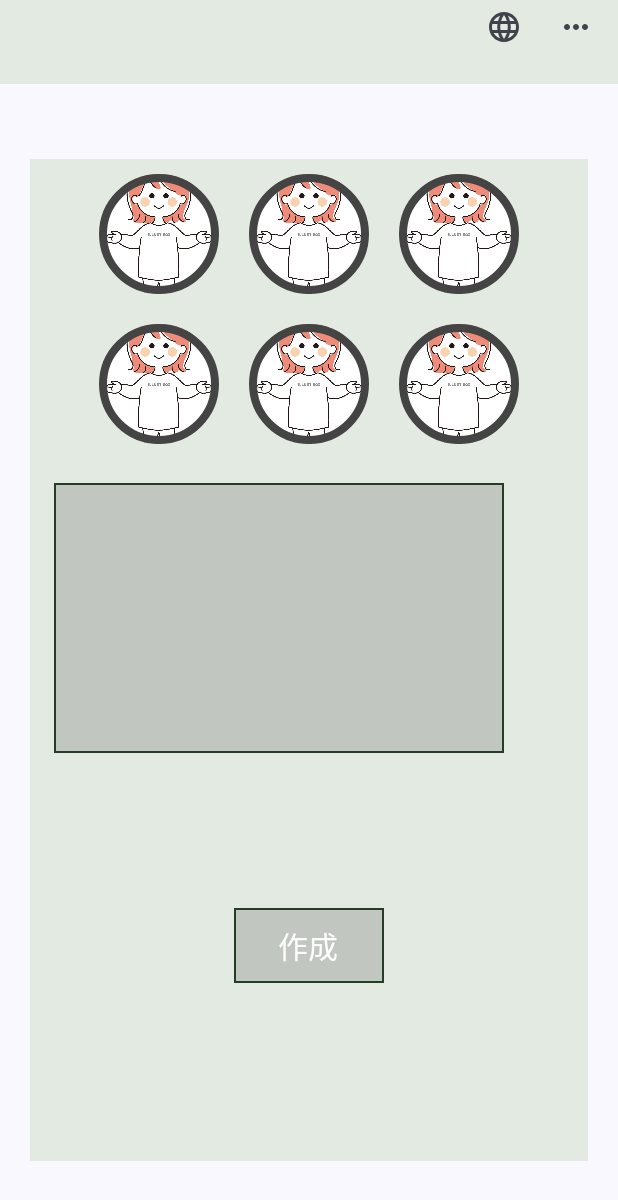
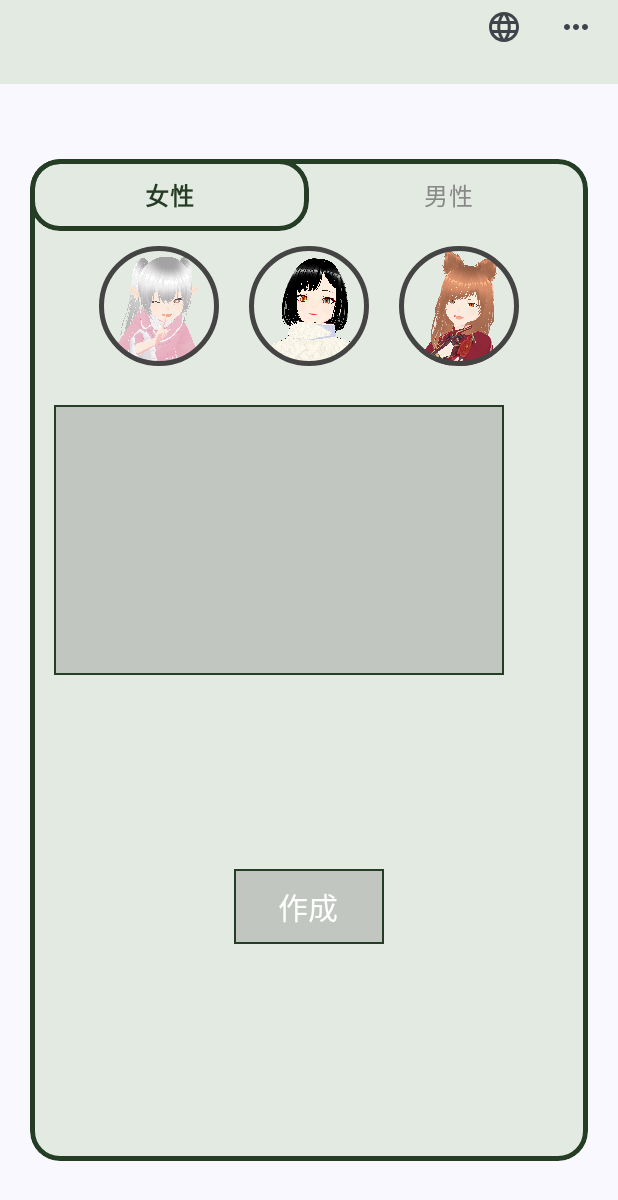
Before and after one commit to ko-tarou/AIVY, an Android app built with Jetpack Compose: the SelectPage screen opened through its navigation route, on a phone screen of 412 x 824 dp. Shown: the top 1200 px of the screen. Run offline under Robolectric (Android 15) with nearby library versions, the phone set to English and light mode, and no system bars; our stand-ins replace Firebase (no records; nobody signed in at launch, a user with empty details on screens opened directly), accompanist; libraries missing offline, so code that uses them is left out: com.google.ai.client.

Commit message:
画像の追加とUIの精緻

```diff
--- a/app/src/main/java/com/websarva/wings/android/aivy/ui/SelectPage.kt
+++ b/app/src/main/java/com/websarva/wings/android/aivy/ui/SelectPage.kt
@@ -1,11 +1,13 @@
 package com.websarva.wings.android.aivy.ui
 
 import androidx.compose.foundation.background
+import androidx.compose.foundation.border
 import androidx.compose.foundation.layout.Arrangement
 import androidx.compose.foundation.layout.Column
 import androidx.compose.foundation.layout.fillMaxSize
 import androidx.compose.foundation.layout.offset
 import androidx.compose.foundation.layout.padding
+import androidx.compose.foundation.shape.RoundedCornerShape
 import androidx.compose.material.icons.Icons
 import androidx.compose.material.icons.filled.Language
 import androidx.compose.material.icons.filled.MoreHoriz
@@ -16,6 +18,7 @@ import androidx.compose.material3.Text
 import androidx.compose.runtime.Composable
 import androidx.compose.ui.Alignment
 import androidx.compose.ui.Modifier
+import androidx.compose.ui.draw.clip
 import androidx.compose.ui.unit.dp
 import androidx.navigation.NavController
 import com.websarva.wings.android.aivy.ui.SelectPageParts.CreateButton
@@ -23,6 +26,7 @@ import com.websarva.wings.android.aivy.ui.SelectPageParts.DetailsInput
 import com.websarva.wings.android.aivy.ui.SelectPageParts.PeopleSelect
 import com.websarva.wings.android.aivy.ui.SelectPageParts.SelectHeader
 import com.websarva.wings.android.aivy.ui.common.HeaderCommon
+import com.websarva.wings.android.aivy.ui.theme.DatailsColor
 import com.websarva.wings.android.aivy.ui.theme.HeaderColor
 
 @Composable
@@ -39,6 +43,8 @@ fun SelectPage(navController: NavController){
                 verticalArrangement = Arrangement.Center,
                 modifier = Modifier
                     .fillMaxSize()
+                    .clip(RoundedCornerShape(20.dp))
+                    .border(3.dp, DatailsColor, RoundedCornerShape(20.dp))
                     .background(HeaderColor)
             ){
                 PeopleSelect()
--- a/app/src/main/java/com/websarva/wings/android/aivy/ui/SelectPageParts/PeopleImage.kt
+++ b/app/src/main/java/com/websarva/wings/android/aivy/ui/SelectPageParts/PeopleImage.kt
@@ -33,7 +33,7 @@ fun PeopleImage(
             contentScale = ContentScale.Crop,
             modifier = Modifier
                 .size(100.dp)
-                .border(5.dp, Color.DarkGray, shape = CircleShape)
+                .border(3.dp, Color.DarkGray, shape = CircleShape)
                 .clip(CircleShape)
         )
     }
--- a/app/src/main/java/com/websarva/wings/android/aivy/ui/SelectPageParts/PeopleSelect.kt
+++ b/app/src/main/java/com/websarva/wings/android/aivy/ui/SelectPageParts/PeopleSelect.kt
@@ -1,36 +1,149 @@
 package com.websarva.wings.android.aivy.ui.SelectPageParts
 
 import android.graphics.BitmapFactory
+import androidx.compose.animation.core.animateDpAsState
+import androidx.compose.foundation.background
+import androidx.compose.foundation.border
+import androidx.compose.foundation.clickable
+import androidx.compose.foundation.interaction.MutableInteractionSource
 import androidx.compose.foundation.layout.Arrangement
+import androidx.compose.foundation.layout.Box
 import androidx.compose.foundation.layout.Column
 import androidx.compose.foundation.layout.Row
+import androidx.compose.foundation.layout.Spacer
+import androidx.compose.foundation.layout.fillMaxHeight
+import androidx.compose.foundation.layout.fillMaxSize
+import androidx.compose.foundation.layout.fillMaxWidth
+import androidx.compose.foundation.layout.height
+import androidx.compose.foundation.layout.offset
+import androidx.compose.foundation.layout.padding
+import androidx.compose.foundation.layout.size
+import androidx.compose.foundation.layout.width
+import androidx.compose.foundation.shape.RoundedCornerShape
+import androidx.compose.material.icons.Icons
+import androidx.compose.material.icons.filled.ToggleOff
+import androidx.compose.material.icons.filled.ToggleOn
+import androidx.compose.material3.Button
+import androidx.compose.material3.Icon
+import androidx.compose.material3.MaterialTheme
+import androidx.compose.material3.Text
 import androidx.compose.runtime.Composable
+import androidx.compose.runtime.getValue
+import androidx.compose.runtime.mutableStateOf
+import androidx.compose.runtime.remember
+import androidx.compose.runtime.setValue
 import androidx.compose.ui.Alignment
+import androidx.compose.ui.Modifier
+import androidx.compose.ui.draw.clip
+import androidx.compose.ui.graphics.Color
 import androidx.compose.ui.graphics.asImageBitmap
+import androidx.compose.ui.layout.onGloballyPositioned
 import com.google.ai.client.generativeai.type.content
 import com.websarva.wings.android.aivy.R
 import androidx.compose.ui.platform.LocalContext
+import androidx.compose.ui.platform.LocalDensity
+import androidx.compose.ui.text.font.FontWeight
+import androidx.compose.ui.unit.dp
+import com.websarva.wings.android.aivy.ui.theme.DatailsColor
 
 
 @Composable
 fun PeopleSelect(){
 
     val context = LocalContext.current
-    val bitmap = BitmapFactory.decodeResource(context.resources, R.drawable.watermark)
+    val girl = BitmapFactory.decodeResource(context.resources, R.drawable.girl)
+    val lady = BitmapFactory.decodeResource(context.resources, R.drawable.lady)
+    val lady2= BitmapFactory.decodeResource(context.resources, R.drawable.lady2)
+    val boy = BitmapFactory.decodeResource(context.resources, R.drawable.boy)
+    val gentle = BitmapFactory.decodeResource(context.resources, R.drawable.gentle)
+    val gentle2 = BitmapFactory.decodeResource(context.resources, R.drawable.gentle2)
 
     Column (
         horizontalAlignment = Alignment.CenterHorizontally,
         verticalArrangement = Arrangement.Center
     ){
-        Row {
-            PeopleImage(image = bitmap.asImageBitmap())
-            PeopleImage(image = bitmap.asImageBitmap())
-            PeopleImage(image = bitmap.asImageBitmap())
-        }
-        Row {
-            PeopleImage(image = bitmap.asImageBitmap())
-            PeopleImage(image = bitmap.asImageBitmap())
-            PeopleImage(image = bitmap.asImageBitmap())
+
+        var selectedTab by remember { mutableStateOf(0) }
+
+        AnimatedToggleTabLayout(
+            selectedTab = selectedTab,
+            onTabSelected = { newTab -> selectedTab = newTab }
+        )
+
+        if(selectedTab == 0){
+            Row {
+                PeopleImage(image = girl.asImageBitmap())
+                PeopleImage(image = lady.asImageBitmap())
+                PeopleImage(image = lady2.asImageBitmap())
+            }
+        }else {
+            Row {
+                PeopleImage(image = boy.asImageBitmap())
+                PeopleImage(image = gentle.asImageBitmap())
+                PeopleImage(image = gentle2.asImageBitmap())
+            }
         }
     }
 }
+
+
+@Composable
+fun AnimatedToggleTabLayout(selectedTab: Int, onTabSelected: (Int) -> Unit) {
+    val tabItems = listOf("女性", "男性")
+
+    // タブの1つの幅を計算
+    val tabWidthPx = remember { mutableStateOf(0f) } // Px単位で保持
+    val density = LocalDensity.current // Density を取得
+
+    Box(
+        modifier = Modifier
+            .fillMaxWidth()
+            .height(48.dp),
+        contentAlignment = Alignment.CenterStart
+    ) {
+        // トグルの背景をアニメーションで移動
+        val offsetX by animateDpAsState(
+            targetValue = with(density) { (selectedTab * tabWidthPx.value).toDp() } // PxからDpに変換してアニメーション
+        )
+        Box(
+            modifier = Modifier
+                .fillMaxHeight()
+                .width(with(density) { tabWidthPx.value.toDp() }) // タブ幅をPxからDpに変換
+                .offset(x = offsetX) // アニメーションで移動
+                .clip(RoundedCornerShape(20.dp)) // 丸みを追加
+                .border(3.dp, DatailsColor, RoundedCornerShape(20.dp)) // 枠線
+        )
+
+        // タブのテキスト部分
+        Row(
+            modifier = Modifier
+                .fillMaxSize()
+                .onGloballyPositioned { coordinates ->
+                    // 全体の幅から各タブの幅を計算（Px単位）
+                    tabWidthPx.value = coordinates.size.width.toFloat() / tabItems.size
+                },
+            horizontalArrangement = Arrangement.SpaceAround,
+            verticalAlignment = Alignment.CenterVertically
+        ) {
+            tabItems.forEachIndexed { index, text ->
+                Box(
+                    modifier = Modifier
+                        .weight(1f) // 均等配置
+                        .clickable (
+                            onClick = { onTabSelected(index)},
+                            indication = null,
+                            interactionSource = remember { MutableInteractionSource() }
+                        )
+                        .padding(horizontal = 16.dp, vertical = 8.dp), // 内側の余白
+                    contentAlignment = Alignment.Center
+                ) {
+                    Text(
+                        text = text,
+                        color = if (index == selectedTab) DatailsColor else Color.Gray, // 選択時と非選択時の色
+                        fontWeight = if (index == selectedTab) FontWeight.Bold else FontWeight.Normal // 選択時は太字
+                    )
+                }
+            }
+        }
+    }
+}
```
Also changed, not shown: app/src/main/res/drawable-nodpi/boy.png (added), app/src/main/res/drawable-nodpi/gentle.png (added), app/src/main/res/drawable-nodpi/gentle2.png (added), app/src/main/res/drawable-nodpi/girl.png (added), app/src/main/res/drawable-nodpi/lady.png (added), app/src/main/res/drawable-nodpi/lady2.png (added).
